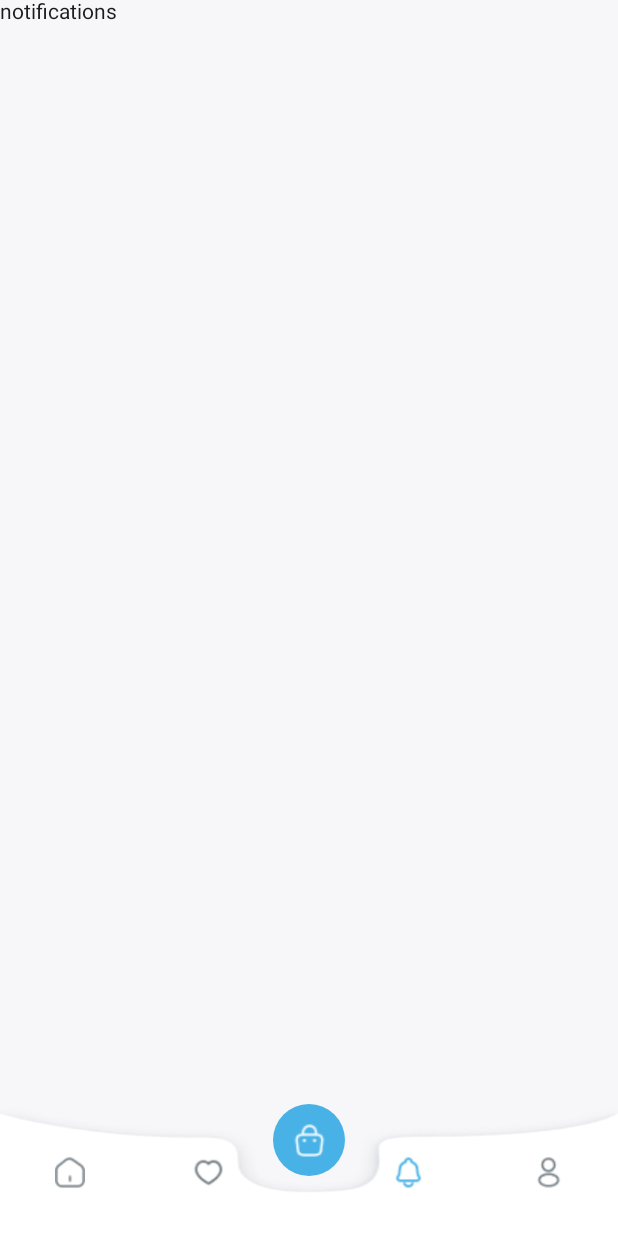
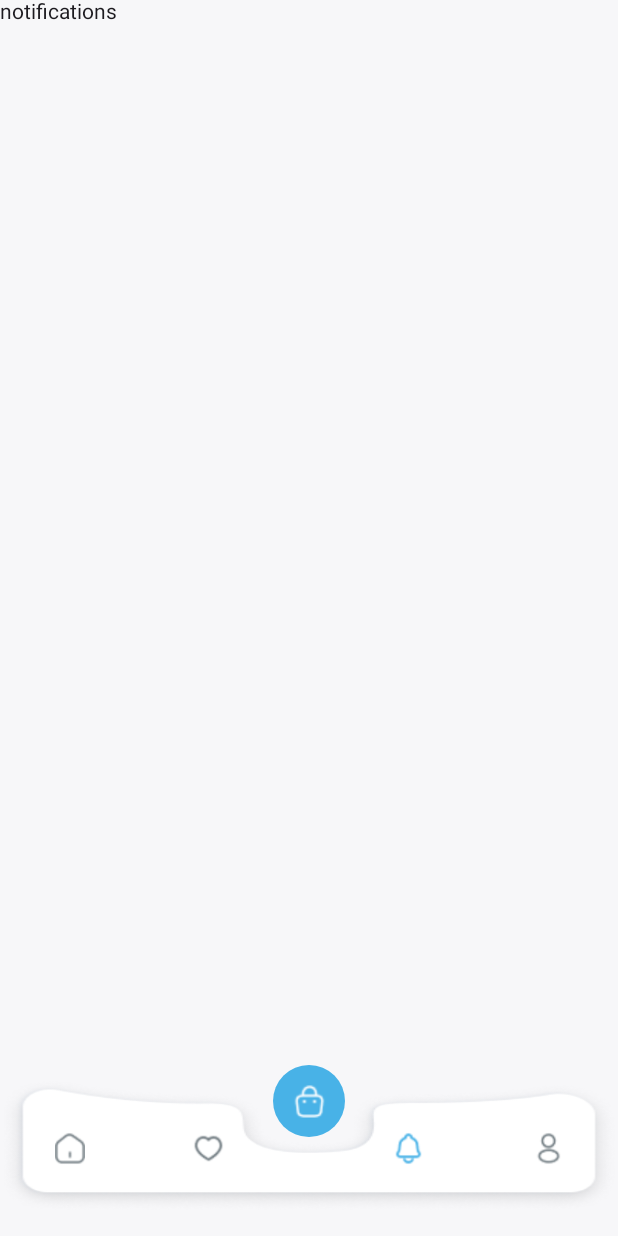
Before and after one commit to gnom48/ShopMobileApplication, an Android app built with Jetpack Compose: the @Preview function MainPreview, item 3 of the bottom bar chosen, on a phone screen of 412 x 824 dp. Run offline under Robolectric (Android 15) with nearby library versions, the phone set to English and light mode, and no system bars; 1 statement that could not run was skipped.

Commit message:
++- bottom menu design upgraded

```diff
--- a/app/src/main/java/com/example/shopmobileapplication/ui/main/Main.kt
+++ b/app/src/main/java/com/example/shopmobileapplication/ui/main/Main.kt
@@ -6,6 +6,7 @@ import androidx.compose.foundation.layout.fillMaxSize
 import androidx.compose.foundation.layout.fillMaxWidth
 import androidx.compose.foundation.layout.padding
 import androidx.compose.foundation.layout.wrapContentHeight
+import androidx.compose.material3.FabPosition
 import androidx.compose.material3.Scaffold
 import androidx.compose.material3.Surface
 import androidx.compose.material3.Text
@@ -45,16 +46,18 @@ fun Main(
                 .fillMaxSize()
                 .background(Color.Transparent),
             topBar = { },
-            bottomBar = {
-                Box(
+            floatingActionButton = {
+                Surface(
                     modifier = Modifier
-                        .wrapContentHeight()
                         .fillMaxWidth()
-                        .background(Color.Transparent)
+                        .wrapContentHeight(),
+                    color = Color.Transparent
                 ) {
                     MainBottomNavigation(navController = bottomMenuNavController, mainNavController = mainNavController)
                 }
-            }
+            },
+            floatingActionButtonPosition = FabPosition.Center,
+            bottomBar = { }
         ) {
             Box(
                 modifier = Modifier.padding(it)
@@ -67,7 +70,9 @@ fun Main(
                         FavoritesScreen(navController = mainNavController)
                     }
                     composable(BottomMenuItem.NotificationsScreen.route) {
-                        Box(modifier = Modifier.fillMaxSize().background(whiteGreyBackground)) {
+                        Box(modifier = Modifier
+                            .fillMaxSize()
+                            .background(whiteGreyBackground)) {
                             Text("notifications")
                         }
                     }
--- a/app/src/main/java/com/example/shopmobileapplication/ui/main/menu/BottomNavigation.kt
+++ b/app/src/main/java/com/example/shopmobileapplication/ui/main/menu/BottomNavigation.kt
@@ -1,6 +1,5 @@
 package com.example.shopmobileapplication.ui.main.menu
 
-import android.util.Log
 import androidx.compose.foundation.Image
 import androidx.compose.foundation.background
 import androidx.compose.foundation.layout.Box
@@ -31,8 +30,6 @@ import androidx.navigation.compose.currentBackStackEntryAsState
 import com.example.shopmobileapplication.R
 import com.example.shopmobileapplication.ui.theme.mainMenuIconSelected
 import com.example.shopmobileapplication.ui.theme.mainMenuIconUnselected
-import com.example.shopmobileapplication.ui.theme.whiteGreyBackground
-import kotlinx.coroutines.flow.map
 
 @Composable
 @Preview
@@ -65,8 +62,8 @@ fun MainBottomNavigation(navController: NavController?, mainNavController: NavCo
     Box(
         modifier = Modifier
             .fillMaxWidth()
-//            .background(Color.White),
-            .background(whiteGreyBackground),
+            .background(Color.Transparent),
+//            .background(whiteGreyBackground),
         contentAlignment = Alignment.BottomCenter
     ) {
         Box (
@@ -77,7 +74,7 @@ fun MainBottomNavigation(navController: NavController?, mainNavController: NavCo
                 modifier = Modifier
                     .fillMaxWidth()
                     .height(90.dp),
-                painter = painterResource(R.drawable.bottom_menu_res),
+                painter = painterResource(R.drawable.rounded_bottom_menu_res),
                 contentDescription = "Меню",
                 contentScale = ContentScale.FillBounds
             )
@@ -117,7 +114,7 @@ fun MainBottomNavigation(navController: NavController?, mainNavController: NavCo
         }
 
         IconButton(
-            modifier = Modifier.padding(bottom = 40.dp).background(shape = CircleShape, color = mainMenuIconSelected),
+            modifier = Modifier.padding(bottom = 50.dp).background(shape = CircleShape, color = mainMenuIconSelected),
             onClick = {
                 mainNavController!!.navigate(BottomMenuItem.BucketScreen.route) {
                     launchSingleTop = true
```
Also changed, not shown: app/src/main/res/drawable/rounded_bottom_menu_res.png (added).
